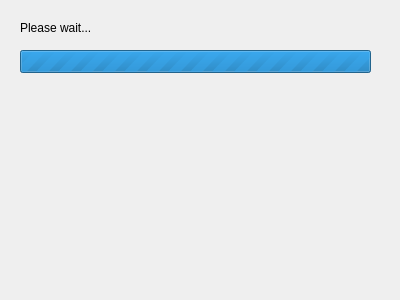
Old version of the form manager/ui/gamesimportwizard/dataprocessingpage.ui in the repository lazyfox-studio/retrofox.
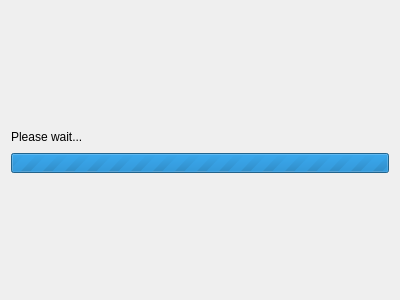
New version of the form.

What changed in the file:
```diff
--- a/manager/ui/gamesimportwizard/dataprocessingpage.ui
+++ b/manager/ui/gamesimportwizard/dataprocessingpage.ui
@@ -13,14 +13,52 @@
   <property name="windowTitle">
    <string>WizardPage</string>
   </property>
+  <layout class="QVBoxLayout" name="verticalLayout">
+   <item>
+    <spacer name="verticalSpacer">
+     <property name="orientation">
+      <enum>Qt::Vertical</enum>
+     </property>
+     <property name="sizeHint" stdset="0">
+      <size>
+       <width>20</width>
+       <height>40</height>
+      </size>
+     </property>
+    </spacer>
+   </item>
+   <item>
+    <widget class="QLabel" name="status_label">
+     <property name="minimumSize">
+      <size>
+       <width>0</width>
+       <height>20</height>
+      </size>
+     </property>
+     <property name="maximumSize">
+      <size>
+       <width>16777215</width>
+       <height>20</height>
+      </size>
+     </property>
+     <property name="text">
+      <string>Please wait...</string>
+     </property>
+    </widget>
+   </item>
+   <item>
   <widget class="QProgressBar" name="progress_bar">
-   <property name="geometry">
-    <rect>
-     <x>20</x>
-     <y>50</y>
-     <width>351</width>
-     <height>23</height>
-    </rect>
+     <property name="minimumSize">
+      <size>
+       <width>0</width>
+       <height>20</height>
+      </size>
+     </property>
+     <property name="maximumSize">
+      <size>
+       <width>16777215</width>
+       <height>20</height>
+      </size>
    </property>
    <property name="maximum">
     <number>0</number>
@@ -32,19 +70,21 @@
     <bool>false</bool>
    </property>
   </widget>
-  <widget class="QLabel" name="status_label">
-   <property name="geometry">
-    <rect>
-     <x>20</x>
-     <y>20</y>
-     <width>351</width>
-     <height>16</height>
-    </rect>
-   </property>
-   <property name="text">
-    <string>Please wait...</string>
-   </property>
-  </widget>
+   </item>
+   <item>
+    <spacer name="verticalSpacer_2">
+     <property name="orientation">
+      <enum>Qt::Vertical</enum>
+     </property>
+     <property name="sizeHint" stdset="0">
+      <size>
+       <width>20</width>
+       <height>40</height>
+      </size>
+     </property>
+    </spacer>
+   </item>
+  </layout>
  </widget>
  <resources/>
  <connections/>
```
Lines whose indentation alone changed are shown as unchanged.
